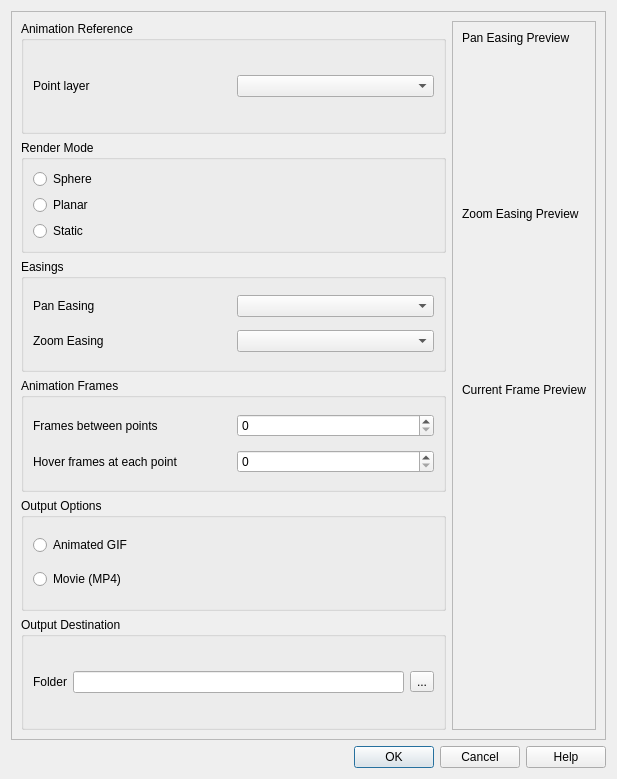
Before: the Qt Designer form ui/animation_workbench_base.ui in timlinux/QGISAnimationWorkbench, drawn with Qt 5.
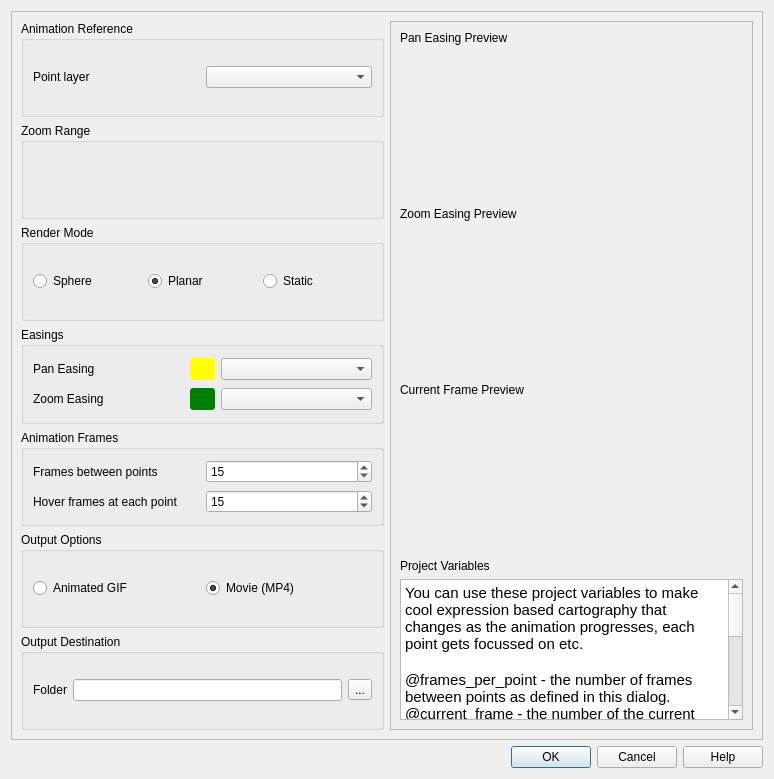
After: the same form once the commit is applied. Custom widgets are drawn as their Qt base class.

Commit message: Improved UI - show legend for preview symbols and fixed animated easing previews.

What changed in the file:
```diff
--- a/ui/animation_workbench_base.ui
+++ b/ui/animation_workbench_base.ui
@@ -6,7 +6,7 @@
    <rect>
     <x>0</x>
     <y>0</y>
-    <width>617</width>
+    <width>774</width>
     <height>779</height>
    </rect>
   </property>
@@ -24,8 +24,8 @@
        <rect>
         <x>0</x>
         <y>0</y>
-        <width>601</width>
-        <height>721</height>
+        <width>744</width>
+        <height>842</height>
        </rect>
       </property>
       <layout class="QGridLayout" name="gridLayout_7">
@@ -48,59 +48,21 @@
          </layout>
         </widget>
        </item>
-       <item row="1" column="0">
-        <widget class="QGroupBox" name="render_mode_group">
-         <property name="toolTip">
-          <string>The render mode determines the behaviour and type of the animation. 
-For 'Sphere' the coordinate reference system (CRS) will 
-be manipulated to create a spinning globe effect. 
-For 'Plane', the CRS will not be altered, but will pan and 
-zoom to each point. For 'Static' the animation will not 
-not pan / zoom the map.</string>
-         </property>
+       <item row="6" column="0">
+        <widget class="QGroupBox" name="output_destination_group">
          <property name="title">
-          <string>Render Mode</string>
+          <string>Output Destination</string>
          </property>
-         <layout class="QGridLayout" name="gridLayout">
-          <item row="2" column="0">
-           <widget class="QRadioButton" name="radio_static">
-            <property name="text">
-             <string>Static</string>
-            </property>
-           </widget>
-          </item>
-          <item row="1" column="0">
-           <widget class="QRadioButton" name="radio_planar">
-            <property name="text">
-             <string>Planar</string>
-            </property>
-           </widget>
-          </item>
+         <layout class="QGridLayout" name="gridLayout_6">
           <item row="0" column="0">
-           <widget class="QRadioButton" name="radio_sphere">
+           <widget class="QLabel" name="folder_label">
             <property name="text">
-             <string>Sphere</string>
+             <string>Folder</string>
             </property>
            </widget>
           </item>
-         </layout>
-        </widget>
-       </item>
-       <item row="2" column="0">
-        <widget class="QGroupBox" name="easings_group">
-         <property name="title">
-          <string>Easings</string>
-         </property>
-         <layout class="QGridLayout" name="gridLayout_2">
-          <item row="0" column="0">
-           <widget class="QLabel" name="pan_easing_label">
-            <property name="text">
-             <string>Pan Easing</string>
-            </property>
-           </widget>
-          </item>
           <item row="0" column="1">
-           <widget class="QComboBox" name="pan_easing_combo">
+           <widget class="QLineEdit" name="folder_edit">
             <property name="toolTip">
              <string>The pan easing will determine the motion 
 characteristics of the camera on the Y axis 
@@ -108,71 +70,17 @@
             </property>
            </widget>
           </item>
-          <item row="1" column="1">
-           <widget class="QComboBox" name="zoom_easing_combo">
-            <property name="toolTip">
-             <string>The zoom easing will affect the behaviour 
-of the camera during zoom transitions.</string>
-            </property>
-           </widget>
-          </item>
-          <item row="1" column="0">
-           <widget class="QLabel" name="zoom_easing_label">
+          <item row="0" column="2">
+           <widget class="QToolButton" name="folder_button">
             <property name="text">
-             <string>Zoom Easing</string>
+             <string>...</string>
             </property>
            </widget>
           </item>
          </layout>
         </widget>
        </item>
-       <item row="3" column="0">
-        <widget class="QGroupBox" name="animation_frames_group">
-         <property name="title">
-          <string>Animation Frames</string>
-         </property>
-         <layout class="QGridLayout" name="gridLayout_8">
-          <item row="1" column="0">
-           <widget class="QLabel" name="hover_frames_label">
-            <property name="text">
-             <string>Hover frames at each point</string>
-            </property>
-           </widget>
-          </item>
-          <item row="1" column="1">
-           <widget class="QSpinBox" name="hover_frames_spin">
-            <property name="toolTip">
-             <string>This is the number of frames that will 
-be used during animation of the motion from 
-one point to the next. Video generation 
-is done at 30 frames per second, so a value 
-of 30 here would result in a 1 second flight time 
-between two consecutive points.</string>
-            </property>
-           </widget>
-          </item>
-          <item row="0" column="0">
-           <widget class="QLabel" name="point_frames_label">
-            <property name="text">
-             <string>Frames between points</string>
-            </property>
-           </widget>
-          </item>
-          <item row="0" column="1">
-           <widget class="QSpinBox" name="point_frames_spin">
-            <property name="toolTip">
-             <string>This is the number of frames that will be used during
- animation of the dwell period at each point. 
-Video generation is done at 30 frames per 
-second, so a value of 30 here would result in a 1 second 
-dwell time.</string>
-            </property>
-           </widget>
-          </item>
-         </layout>
-        </widget>
-       </item>
-       <item row="4" column="0">
+       <item row="5" column="0">
         <widget class="QGroupBox" name="output_options_group">
          <property name="toolTip">
           <string>Select which output format you would like. 
@@ -195,50 +103,21 @@
             </property>
            </widget>
           </item>
-          <item row="1" column="0">
+          <item row="0" column="1">
            <widget class="QRadioButton" name="rad_movie">
             <property name="text">
              <string>Movie (MP4)</string>
             </property>
-           </widget>
-          </item>
-         </layout>
-        </widget>
-       </item>
-       <item row="5" column="0">
-        <widget class="QGroupBox" name="output_destination_group">
-         <property name="title">
-          <string>Output Destination</string>
-         </property>
-         <layout class="QGridLayout" name="gridLayout_6">
-          <item row="0" column="0">
-           <widget class="QLabel" name="folder_label">
-            <property name="text">
-             <string>Folder</string>
+            <property name="checked">
+             <bool>true</bool>
             </property>
            </widget>
           </item>
-          <item row="0" column="1">
-           <widget class="QLineEdit" name="folder_edit">
-            <property name="toolTip">
-             <string>The output folder will be populated with 
-all of the frames of the animation, and 
-the GIF or MP4 as selected above.</string>
-            </property>
-           </widget>
-          </item>
-          <item row="0" column="2">
-           <widget class="QToolButton" name="folder_button">
-            <property name="text">
-             <string>...</string>
-            </property>
-           </widget>
-          </item>
          </layout>
         </widget>
        </item>
-       <item row="0" column="1" rowspan="6">
-        <widget class="QFrame" name="frame">
+       <item row="0" column="1" rowspan="7">
+        <widget class="QFrame" name="preview_frame">
          <property name="frameShape">
           <enum>QFrame::StyledPanel</enum>
          </property>
@@ -256,6 +135,25 @@
             </property>
            </widget>
           </item>
+          <item row="7" column="0">
+           <widget class="QTextEdit" name="project_variables_text_edit">
+            <property name="html">
+             <string>&lt;!DOCTYPE HTML PUBLIC &quot;-//W3C//DTD HTML 4.0//EN&quot; &quot;http://www.w3.org/TR/REC-html40/strict.dtd&quot;&gt;
+&lt;html&gt;&lt;head&gt;&lt;meta name=&quot;qrichtext&quot; content=&quot;1&quot; /&gt;&lt;style type=&quot;text/css&quot;&gt;
+p, li { white-space: pre-wrap; }
+&lt;/style&gt;&lt;/head&gt;&lt;body style=&quot; font-family:'Cantarell'; font-size:11pt; font-weight:400; font-style:normal;&quot;&gt;
+&lt;p style=&quot; margin-top:0px; margin-bottom:0px; margin-left:0px; margin-right:0px; -qt-block-indent:0; text-indent:0px;&quot;&gt;You can use these project variables to make cool expression based cartography that changes as the animation progresses, each point gets focussed on etc.&lt;/p&gt;
+&lt;p style=&quot;-qt-paragraph-type:empty; margin-top:0px; margin-bottom:0px; margin-left:0px; margin-right:0px; -qt-block-indent:0; text-indent:0px;&quot;&gt;&lt;br /&gt;&lt;/p&gt;
+&lt;p style=&quot; margin-top:0px; margin-bottom:0px; margin-left:0px; margin-right:0px; -qt-block-indent:0; text-indent:0px;&quot;&gt;@frames_per_point - the number of frames between points as defined in this dialog.&lt;br /&gt;@current_frame - the number of the current frame in the current point set.&lt;/p&gt;
+&lt;p style=&quot; margin-top:0px; margin-bottom:0px; margin-left:0px; margin-right:0px; -qt-block-indent:0; text-indent:0px;&quot;&gt;@current_point_id - the id of the current point we are travelling to.&lt;/p&gt;
+&lt;p style=&quot;-qt-paragraph-type:empty; margin-top:0px; margin-bottom:0px; margin-left:0px; margin-right:0px; -qt-block-indent:0; text-indent:0px;&quot;&gt;&lt;br /&gt;&lt;/p&gt;
+&lt;p style=&quot; margin-top:0px; margin-bottom:0px; margin-left:0px; margin-right:0px; -qt-block-indent:0; text-indent:0px;&quot;&gt;Here is a example of an expression you could use to show an animation of the animation progress in the copyright decoration:&lt;/p&gt;
+&lt;p style=&quot; margin-top:0px; margin-bottom:0px; margin-left:0px; margin-right:0px; -qt-block-indent:0; text-indent:0px;&quot;&gt;&lt;br /&gt;&lt;span style=&quot; font-family:'Droid Sans Mono','monospace','monospace'; font-size:14px; color:#6a9955;&quot;&gt;[%'Frame ' || to_string(coalesce(@current_frame, 0)) || '/' || &lt;/span&gt;&lt;/p&gt;
+&lt;p style=&quot; margin-top:0px; margin-bottom:0px; margin-left:0px; margin-right:0px; -qt-block-indent:0; text-indent:0px;&quot;&gt;&lt;span style=&quot; font-family:'Droid Sans Mono','monospace','monospace'; font-size:14px; color:#d4d4d4;&quot;&gt;     &lt;/span&gt;&lt;span style=&quot; font-family:'Droid Sans Mono','monospace','monospace'; font-size:14px; color:#6a9955;&quot;&gt;to_string(coalesce(@frames_per_point, 0)) || ' for point ' || &lt;/span&gt;&lt;/p&gt;
+&lt;p style=&quot; margin-top:0px; margin-bottom:0px; margin-left:0px; margin-right:0px; -qt-block-indent:0; text-indent:0px;&quot;&gt;&lt;span style=&quot; font-family:'Droid Sans Mono','monospace','monospace'; font-size:14px; color:#d4d4d4;&quot;&gt;     &lt;/span&gt;&lt;span style=&quot; font-family:'Droid Sans Mono','monospace','monospace'; font-size:14px; color:#6a9955;&quot;&gt;to_string(coalesce(@current_point_id,0))%]&lt;/span&gt;&lt;/p&gt;&lt;/body&gt;&lt;/html&gt;</string>
+            </property>
+           </widget>
+          </item>
           <item row="0" column="0">
            <widget class="QLabel" name="pan_easing_preview_label">
             <property name="text">
@@ -280,24 +178,7 @@
             </property>
            </widget>
           </item>
-          <item row="5" column="0">
-           <widget class="QWidget" name="current_frame_preview" native="true">
-            <property name="minimumSize">
-             <size>
-              <width>0</width>
-              <height>150</height>
-             </size>
-            </property>
-           </widget>
-          </item>
-          <item row="2" column="0">
-           <widget class="QLabel" name="zoom_easing_preview_label">
-            <property name="text">
-             <string>Zoom Easing Preview</string>
-            </property>
-           </widget>
-          </item>
-          <item row="6" column="0">
+          <item row="8" column="0">
            <spacer name="verticalSpacer">
             <property name="orientation">
              <enum>Qt::Vertical</enum>
@@ -310,6 +191,218 @@
             </property>
            </spacer>
           </item>
+          <item row="5" column="0">
+           <widget class="QWidget" name="current_frame_preview" native="true">
+            <property name="minimumSize">
+             <size>
+              <width>0</width>
+              <height>150</height>
+             </size>
+            </property>
+           </widget>
+          </item>
+          <item row="2" column="0">
+           <widget class="QLabel" name="zoom_easing_preview_label">
+            <property name="text">
+             <string>Zoom Easing Preview</string>
+            </property>
+           </widget>
+          </item>
+          <item row="6" column="0">
+           <widget class="QLabel" name="project_variables_label">
+            <property name="text">
+             <string>Project Variables</string>
+            </property>
+           </widget>
+          </item>
+         </layout>
+        </widget>
+       </item>
+       <item row="4" column="0">
+        <widget class="QGroupBox" name="animation_frames_group">
+         <property name="title">
+          <string>Animation Frames</string>
+         </property>
+         <layout class="QGridLayout" name="gridLayout_8">
+          <item row="1" column="0">
+           <widget class="QLabel" name="hover_frames_label">
+            <property name="text">
+             <string>Hover frames at each point</string>
+            </property>
+           </widget>
+          </item>
+          <item row="1" column="1">
+           <widget class="QSpinBox" name="hover_frames_spin">
+            <property name="toolTip">
+             <string>This is the number of frames that will 
+be used during animation of the motion from 
+one point to the next. Video generation 
+is done at 30 frames per second, so a value 
+of 30 here would result in a 1 second flight time 
+between two consecutive points.</string>
+            </property>
+            <property name="maximum">
+             <number>999</number>
+            </property>
+            <property name="value">
+             <number>15</number>
+            </property>
+           </widget>
+          </item>
+          <item row="0" column="0">
+           <widget class="QLabel" name="point_frames_label">
+            <property name="text">
+             <string>Frames between points</string>
+            </property>
+           </widget>
+          </item>
+          <item row="0" column="1">
+           <widget class="QSpinBox" name="point_frames_spin">
+            <property name="toolTip">
+             <string>This is the number of frames that will be used during
+ animation of the dwell period at each point. 
+Video generation is done at 30 frames per 
+second, so a value of 30 here would result in a 1 second 
+dwell time.</string>
+            </property>
+            <property name="maximum">
+             <number>999</number>
+            </property>
+            <property name="value">
+             <number>15</number>
+            </property>
+           </widget>
+          </item>
+         </layout>
+        </widget>
+       </item>
+       <item row="3" column="0">
+        <widget class="QGroupBox" name="easings_group">
+         <property name="title">
+          <string>Easings</string>
+         </property>
+         <layout class="QGridLayout" name="gridLayout_2">
+          <item row="0" column="0">
+           <widget class="QLabel" name="pan_easing_label">
+            <property name="text">
+             <string>Pan Easing</string>
+            </property>
+           </widget>
+          </item>
+          <item row="1" column="2">
+           <widget class="QComboBox" name="zoom_easing_combo">
+            <property name="toolTip">
+             <string>The zoom easing will affect the behaviour 
+of the camera during zoom transitions.</string>
+            </property>
+           </widget>
+          </item>
+          <item row="1" column="0">
+           <widget class="QLabel" name="zoom_easing_label">
+            <property name="text">
+             <string>Zoom Easing</string>
+            </property>
+           </widget>
+          </item>
+          <item row="0" column="2">
+           <widget class="QComboBox" name="pan_easing_combo">
+            <property name="toolTip">
+             <string>The pan easing will determine the motion 
+characteristics of the camera on the Y axis 
+as it flies across the scene.</string>
+            </property>
+           </widget>
+          </item>
+          <item row="0" column="1">
+           <widget class="QWidget" name="pan_preview_legend" native="true">
+            <property name="maximumSize">
+             <size>
+              <width>25</width>
+              <height>25</height>
+             </size>
+            </property>
+            <property name="autoFillBackground">
+             <bool>false</bool>
+            </property>
+            <property name="styleSheet">
+             <string notr="true">background: yellow; border-radius: 3px;</string>
+            </property>
+           </widget>
+          </item>
+          <item row="1" column="1">
+           <widget class="QWidget" name="widget_2" native="true">
+            <property name="maximumSize">
+             <size>
+              <width>25</width>
+              <height>25</height>
+             </size>
+            </property>
+            <property name="styleSheet">
+             <string notr="true">background: green; border-radius: 3px;</string>
+            </property>
+           </widget>
+          </item>
+         </layout>
+        </widget>
+       </item>
+       <item row="2" column="0">
+        <widget class="QGroupBox" name="render_mode_group">
+         <property name="toolTip">
+          <string>The render mode determines the behaviour and type of the animation. 
+For 'Sphere' the coordinate reference system (CRS) will 
+be manipulated to create a spinning globe effect. 
+For 'Plane', the CRS will not be altered, but will pan and 
+zoom to each point. For 'Static' the animation will not 
+not pan / zoom the map.</string>
+         </property>
+         <property name="title">
+          <string>Render Mode</string>
+         </property>
+         <layout class="QGridLayout" name="gridLayout">
+          <item row="0" column="0">
+           <widget class="QRadioButton" name="radio_sphere">
+            <property name="text">
+             <string>Sphere</string>
+            </property>
+           </widget>
+          </item>
+          <item row="0" column="1">
+           <widget class="QRadioButton" name="radio_planar">
+            <property name="text">
+             <string>Planar</string>
+            </property>
+            <property name="checked">
+             <bool>true</bool>
+            </property>
+           </widget>
+          </item>
+          <item row="0" column="2">
+           <widget class="QRadioButton" name="radio_static">
+            <property name="text">
+             <string>Static</string>
+            </property>
+           </widget>
+          </item>
+         </layout>
+        </widget>
+       </item>
+       <item row="1" column="0">
+        <widget class="QGroupBox" name="zoom_range_group">
+         <property name="toolTip">
+          <string>The scale range that the animation should 
+move through. The smallest scale will be 
+the zenith of the animation when it zooms 
+out while travelling between points, and the 
+largest scale will be the scale used when 
+we arrive at each point.</string>
+         </property>
+         <property name="title">
+          <string>Zoom Range</string>
+         </property>
+         <layout class="QGridLayout" name="gridLayout_10">
+          <item row="0" column="0">
+           <widget class="QgsScaleRangeWidget" name="mScaleRangeWidget"/>
+          </item>
          </layout>
         </widget>
        </item>
@@ -335,6 +428,11 @@
    <extends>QComboBox</extends>
    <header>qgsmaplayercombobox.h</header>
   </customwidget>
+  <customwidget>
+   <class>QgsScaleRangeWidget</class>
+   <extends>QWidget</extends>
+   <header>qgsscalerangewidget.h</header>
+  </customwidget>
  </customwidgets>
  <resources/>
  <connections>
```
Left out of the diff: 6 changed lines with no effect on the pictures. The commit also changes 2 other files.
